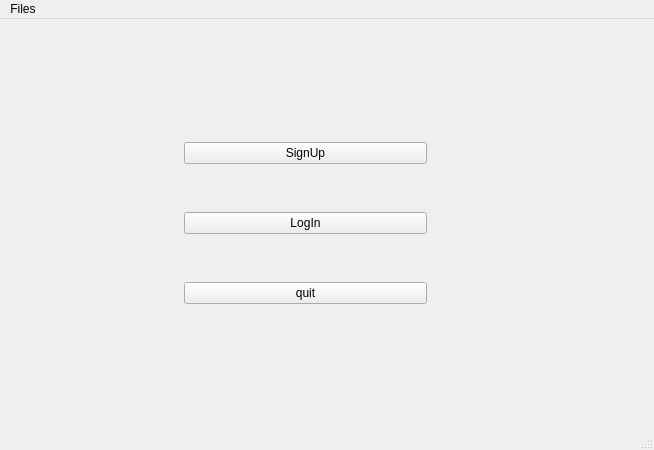
First picture: the form in mainwindow.ui, repository HanieAkrami/crypto-currency, before the edit.
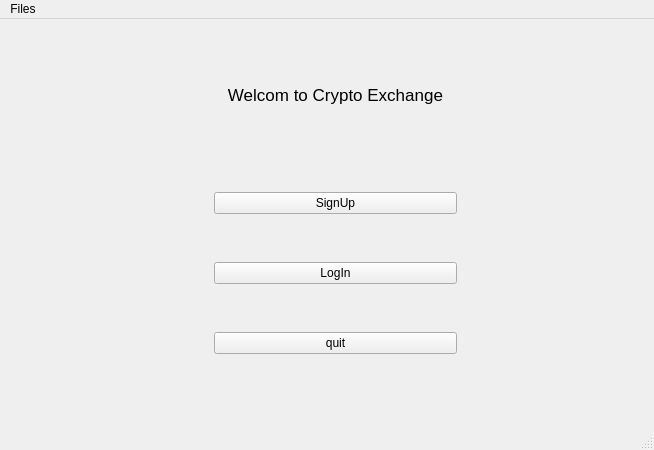
Second picture: the form after the edit.

The edit to the form file:
```diff
--- a/mainwindow.ui
+++ b/mainwindow.ui
@@ -26,6 +26,9 @@
       <height>391</height>
      </rect>
     </property>
+    <property name="styleSheet">
+     <string notr="true">background-color = purple;</string>
+    </property>
     <property name="currentIndex">
      <number>0</number>
     </property>
@@ -33,8 +36,8 @@
      <widget class="QWidget" name="verticalLayoutWidget">
       <property name="geometry">
        <rect>
-        <x>160</x>
-        <y>50</y>
+        <x>190</x>
+        <y>100</y>
         <width>251</width>
         <height>271</height>
        </rect>
@@ -81,6 +84,30 @@
        </item>
       </layout>
      </widget>
+     <widget class="QLabel" name="label">
+      <property name="geometry">
+       <rect>
+        <x>190</x>
+        <y>20</y>
+        <width>251</width>
+        <height>71</height>
+       </rect>
+      </property>
+      <property name="font">
+       <font>
+        <pointsize>13</pointsize>
+       </font>
+      </property>
+      <property name="layoutDirection">
+       <enum>Qt::LeftToRight</enum>
+      </property>
+      <property name="text">
+       <string>Welcom to Crypto Exchange</string>
+      </property>
+      <property name="alignment">
+       <set>Qt::AlignCenter</set>
+      </property>
+     </widget>
     </widget>
     <widget class="QWidget" name="page_2"/>
    </widget>
```
